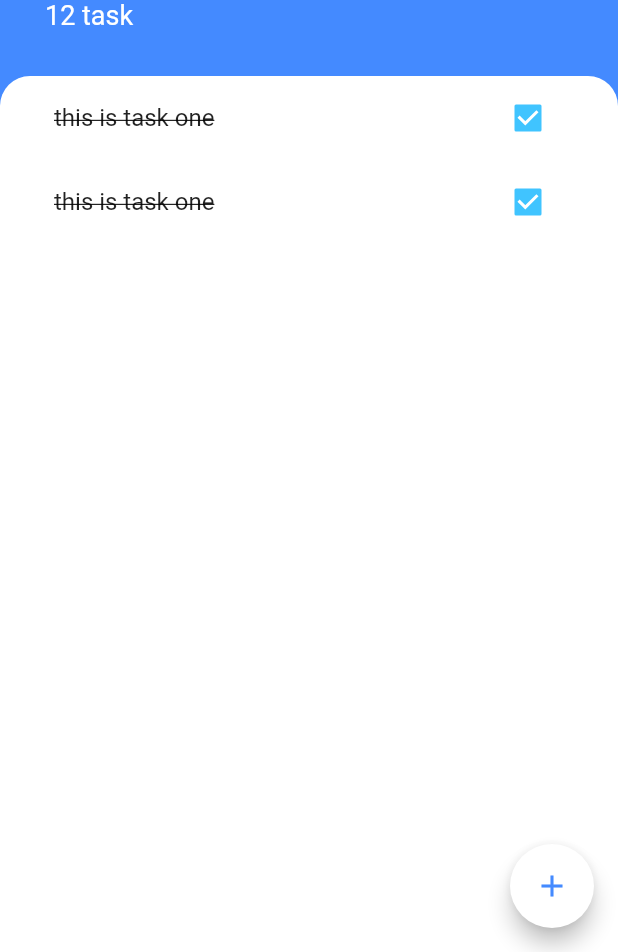
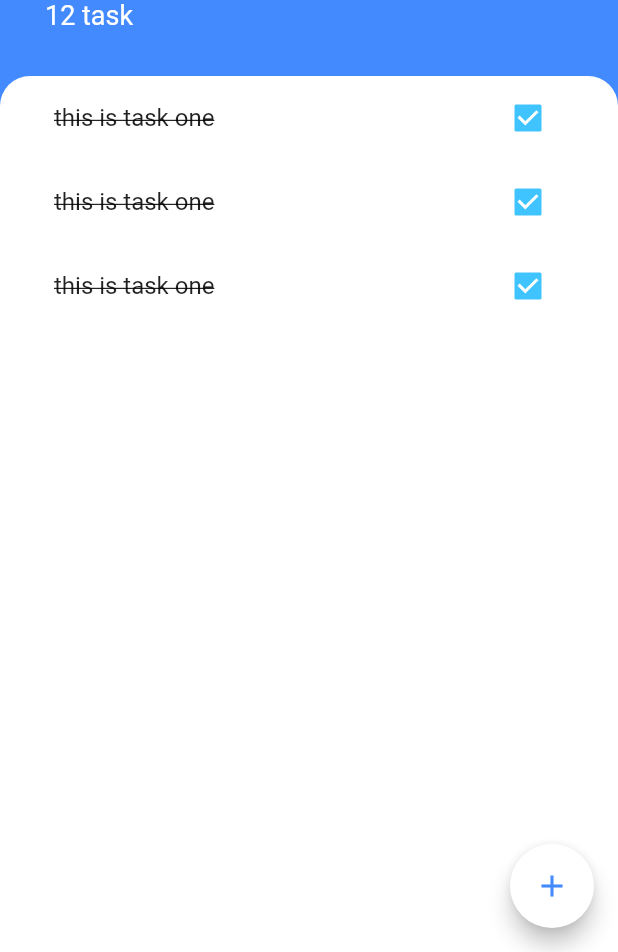
Before and after one commit to sahilrik/todoeye, a Flutter app: the screen it shows after launch, on a phone screen of 412 x 824 dp, the part 284-1236 px from its top. Run offline on Flutter 3.47's test engine with Material 2 defaults, Android fonts, the light colour scheme and no system bars.

Commit message:
task list update

```diff
--- /dev/null
+++ b/lib/models/task.dart
@@ -0,0 +1,10 @@
+class Task {
+  final String name;
+  bool isDone;
+
+  Task({this.isDone = false, required this.name});
+
+  void toggleDone() {
+    isDone = !isDone;
+  }
+}
--- a/lib/widgets/task_list.dart
+++ b/lib/widgets/task_list.dart
@@ -1,18 +1,30 @@
 import 'package:flutter/material.dart';
 import 'task_tile.dart';
+import 'package:todoeye/models/task.dart';
 
-class TaskList extends StatelessWidget {
+class TaskList extends StatefulWidget {
   const TaskList({
     Key? key,
   }) : super(key: key);
 
   @override
+  State<TaskList> createState() => _TaskListState();
+}
+
+class _TaskListState extends State<TaskList> {
+  List<Task> tasks = [
+    Task(name: 'buy milk'),
+    Task(name: 'buy apple'),
+    Task(name: 'buy milk'),
+  ];
+
+  @override
   Widget build(BuildContext context) {
-    return ListView(
-      children: const <Widget>[
-        TaskTile(),
-        TaskTile(),
-      ],
+    return ListView.builder(
+      itemBuilder: (context, index) {
+        return TaskTile(isChecked: false, taskTile: tasks[index].name);
+      },
+      itemCount: tasks.length,
     );
   }
 }
```
